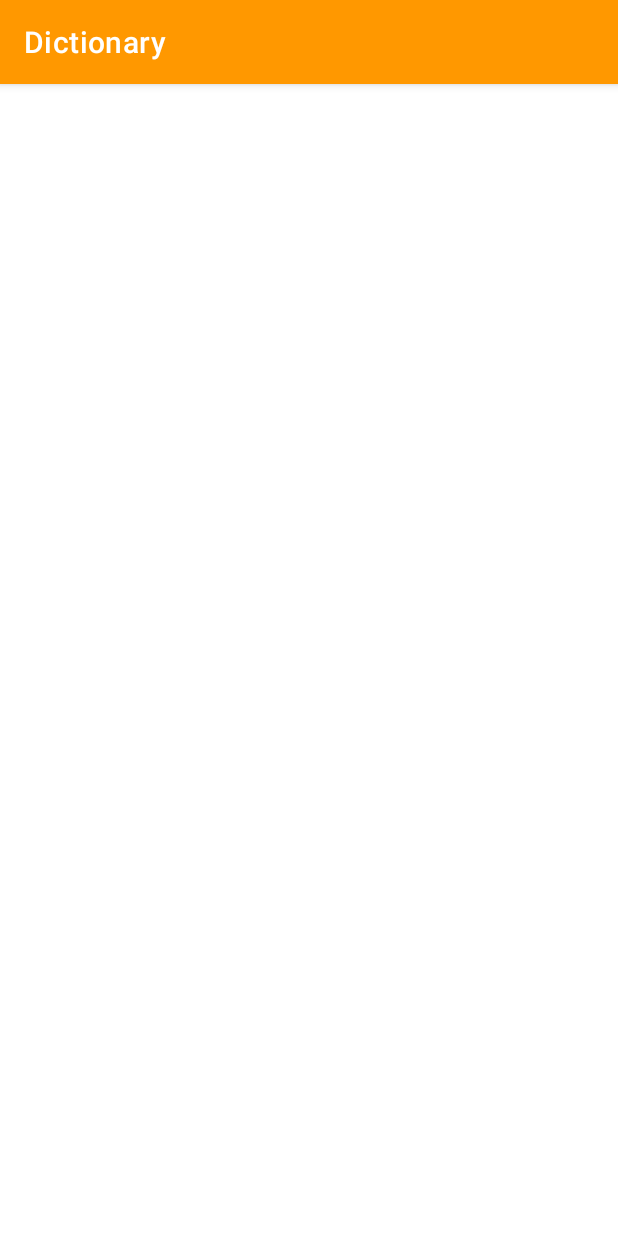
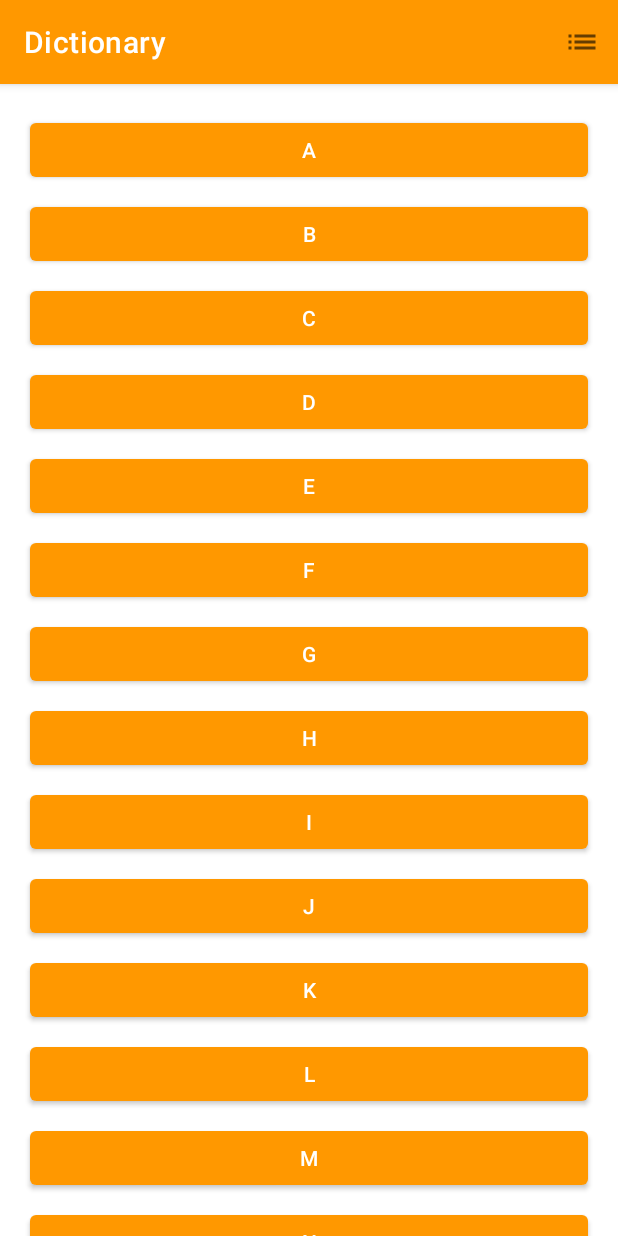
Before and after one commit to folaoluwafemi/my_dictionary_app, an Android app: the screen it shows after launch (MainActivity), on a phone screen of 412 x 824 dp. Run offline under Robolectric (Android 15) with nearby library versions, the phone set to English and light mode, and no system bars; our stand-ins replace navigation-ui.

Commit message:
new commit

```diff
--- a/app/build.gradle
+++ b/app/build.gradle
@@ -2,6 +2,7 @@ plugins {
     id 'com.android.application'
     id 'kotlin-android'
     id 'kotlin-kapt'
+    id 'androidx.navigation.safeargs'
 }
 
 android {
@@ -40,9 +41,12 @@ dependencies {
     implementation 'androidx.core:core-ktx:1.6.0'
     implementation 'androidx.appcompat:appcompat:1.3.1'
     implementation 'com.google.android.material:material:1.4.0'
-    implementation 'androidx.constraintlayout:constraintlayout:2.1.0'
+    implementation 'androidx.constraintlayout:constraintlayout:2.1.1'
     implementation 'androidx.legacy:legacy-support-v4:1.0.0'
+    implementation "androidx.navigation:navigation-fragment-ktx:$nav_version"
+    implementation "androidx.navigation:navigation-ui-ktx:$nav_version"
     testImplementation 'junit:junit:4.+'
     androidTestImplementation 'androidx.test.ext:junit:1.1.3'
     androidTestImplementation 'androidx.test.espresso:espresso-core:3.4.0'
+
 }
--- a/app/src/main/AndroidManifest.xml
+++ b/app/src/main/AndroidManifest.xml
@@ -10,9 +10,6 @@
         android:supportsRtl="true"
         android:theme="@style/Theme.DictionaryAppDemo">
         <activity
-            android:name=".activity.DetailActivity"
-            android:exported="true" />
-        <activity
             android:name=".activity.MainActivity"
             android:exported="true">
             <intent-filter>
--- a/app/src/main/java/com/example/dictionaryappdemo/activity/MainActivity.kt
+++ b/app/src/main/java/com/example/dictionaryappdemo/activity/MainActivity.kt
@@ -2,19 +2,28 @@ package com.example.dictionaryappdemo.activity
 
 import android.os.Bundle
 import androidx.appcompat.app.AppCompatActivity
-import androidx.recyclerview.widget.RecyclerView
+import androidx.navigation.NavController
+import androidx.navigation.fragment.NavHostFragment
+import androidx.navigation.ui.setupActionBarWithNavController
+import com.example.dictionaryappdemo.R
 import com.example.dictionaryappdemo.databinding.ActivityMainBinding
 
 class  MainActivity : AppCompatActivity() {
-    private lateinit var recyclerView: RecyclerView
-    companion object{
-        private var isLinearLayoutManager: Boolean = true
-    }
+    private lateinit var navCon: NavController
+
     override fun onCreate(savedInstanceState: Bundle?) {
         super.onCreate(savedInstanceState)
         val binding = ActivityMainBinding.inflate(layoutInflater)
         setContentView(binding.root)
         title = "Dictionary"
 
+        val navHostFragment = supportFragmentManager.findFragmentById(R.id.nav_host_fragment) as NavHostFragment
+        navCon = navHostFragment.navController
+
+        setupActionBarWithNavController(navCon)
+    }
+
+    override fun onSupportNavigateUp(): Boolean {
+        return navCon.navigateUp() || super.onSupportNavigateUp()
     }
 }
--- a/app/src/main/java/com/example/dictionaryappdemo/fragments/LetterListFragment.kt
+++ b/app/src/main/java/com/example/dictionaryappdemo/fragments/LetterListFragment.kt
@@ -35,6 +35,7 @@ class LetterListFragment : Fragment() {
     override fun onViewCreated(view: View, savedInstanceState: Bundle?) {
         super.onViewCreated(view, savedInstanceState)
 
+        recyclerView = binding.recyclerView
         chooseLayout()
         recyclerView.adapter = LetterAdapter()
     }
@@ -76,4 +77,9 @@ class LetterListFragment : Fragment() {
         else super.onOptionsItemSelected(item)
     }
 
+    override fun onDestroyView() {
+        super.onDestroyView()
+        _binding = null
+    }
+
 }
--- a/app/src/main/res/layout/activity_main.xml
+++ b/app/src/main/res/layout/activity_main.xml
@@ -4,13 +4,14 @@
     xmlns:tools="http://schemas.android.com/tools"
     android:layout_width="match_parent"
     android:layout_height="match_parent"
+    xmlns:app="http://schemas.android.com/apk/res-auto"
     tools:context=".activity.MainActivity">
 
-    <androidx.recyclerview.widget.RecyclerView
-        android:id="@+id/recycler_view"
+    <androidx.fragment.app.FragmentContainerView
         android:layout_width="match_parent"
         android:layout_height="match_parent"
-        android:clipToPadding="false"
-        android:padding="16dp"
-        tools:listitem="@layout/item_view"/>
+        android:id="@+id/nav_host_fragment"
+        android:name="androidx.navigation.fragment.NavHostFragment"
+        app:defaultNavHost = "true"
+        app:navGraph = "@navigation/nav_graph"/>
 </FrameLayout>
--- a/app/src/main/res/layout/fragment_letter_list.xml
+++ b/app/src/main/res/layout/fragment_letter_list.xml
@@ -1,14 +1,16 @@
 <?xml version="1.0" encoding="utf-8"?>
+
 <FrameLayout xmlns:android="http://schemas.android.com/apk/res/android"
     xmlns:tools="http://schemas.android.com/tools"
     android:layout_width="match_parent"
     android:layout_height="match_parent"
     tools:context=".fragments.LetterListFragment">
 
-    <!-- TODO: Update blank fragment layout -->
-    <TextView
+    <androidx.recyclerview.widget.RecyclerView
+        android:id="@+id/recycler_view"
         android:layout_width="match_parent"
         android:layout_height="match_parent"
-        android:text="@string/hello_blank_fragment" />
-
+        android:clipToPadding="false"
+        android:padding="16dp"
+        tools:listitem="@layout/item_view"/>
 </FrameLayout>
--- /dev/null
+++ b/app/src/main/res/navigation/nav_graph.xml
@@ -0,0 +1,26 @@
+<?xml version="1.0" encoding="utf-8"?>
+<navigation xmlns:android="http://schemas.android.com/apk/res/android"
+    xmlns:app="http://schemas.android.com/apk/res-auto"
+    xmlns:tools="http://schemas.android.com/tools"
+    android:id="@+id/nav_graph"
+    app:startDestination="@id/letterListFragment">
+
+    <fragment
+        android:id="@+id/letterListFragment"
+        android:name="com.example.dictionaryappdemo.fragments.LetterListFragment"
+        android:label="@string/fragment_letter_label"
+        tools:layout="@layout/fragment_letter_list" >
+        <action
+            android:id="@+id/action_letterListFragment_to_wordListFragment"
+            app:destination="@id/wordListFragment" />
+    </fragment>
+    <fragment
+        android:id="@+id/wordListFragment"
+        android:name="com.example.dictionaryappdemo.fragments.WordListFragment"
+        android:label="@string/word_label"
+        tools:layout="@layout/fragment_word_list" >
+        <argument
+            android:name="letter"
+            app:argType="string" />
+    </fragment>
+</navigation>
--- a/app/src/main/res/values/strings.xml
+++ b/app/src/main/res/values/strings.xml
@@ -7,4 +7,6 @@
     <!-- TODO: Remove or change this placeholder text -->
     <string name="hello_blank_fragment">Hello blank fragment</string>
     <string name="layout_menu">layout_menu</string>
+    <string name="fragment_letter_label">Dictionary</string>
+    <string name="word_label">words that start with {letter}</string>
 </resources>
--- a/build.gradle
+++ b/build.gradle
@@ -2,7 +2,7 @@
 buildscript {
 
     ext {
-        nav_version = "2.3.1"
+        nav_version = "2.3.5"
         kotlin_version = "1.5.30"
     }
     repositories {
@@ -10,8 +10,8 @@ buildscript {
         mavenCentral()
     }
     dependencies {
-        classpath "com.android.tools.build:gradle:7.0.1"
-        classpath "org.jetbrains.kotlin:kotlin-gradle-plugin:1.5.30"
+        classpath "com.android.tools.build:gradle:7.0.2"
+        classpath "org.jetbrains.kotlin:kotlin-gradle-plugin:1.5.20"
         classpath "androidx.navigation:navigation-safe-args-gradle-plugin:$nav_version"
 
         // NOTE: Do not place your application dependencies here; they belong
```
Also changed, not shown: app/src/main/java/com/example/dictionaryappdemo/activity/DetailActivity.kt (deleted, +0 -27 lines), app/src/main/java/com/example/dictionaryappdemo/adapter/LetterAdapter.kt (+9 -12 lines), app/src/main/java/com/example/dictionaryappdemo/adapter/WordAdapter.kt (+3 -5 lines), app/src/main/java/com/example/dictionaryappdemo/fragments/WordListFragment.kt (+12 -2 lines), app/src/main/res/layout/activity_detail.xml (deleted, +0 -17 lines), app/src/main/res/layout/fragment_word_list.xml (+6 -3 lines).
